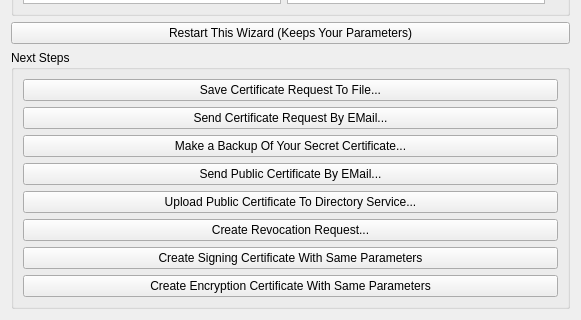
The window that newcertificatewizard/resultpage.ui (sensama/kleopatra) describes before a commit, drawn with Qt 5; both pictures show x 0 to 581 and y 365 to 685 of the 581 by 685 pixel window.
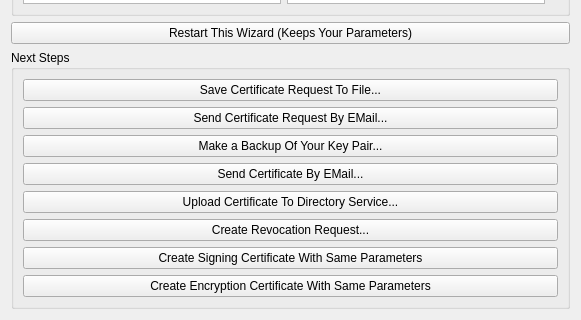
The same window after the commit. Custom widgets are drawn as their Qt base class.

Commit message:
SVN_MERGE: Merged revisions 1141638 via svnmerge from svn+ssh://tmcguire@svn.kde.org/home/kde/branches/kdepim/enterprise4/kdepim
........
  r1141638 | mutz | 2010-06-23 08:19:36 +0200 (Wed, 23 Jun 2010) | 3 lines

  Selectively revert commit 1139173

  There's no such thing as "public certificate" or "secret certificate".
........

What changed in the file:
```diff
--- a/newcertificatewizard/resultpage.ui
+++ b/newcertificatewizard/resultpage.ui
@@ -65,21 +65,21 @@
       <item>
        <widget class="QPushButton" name="makeBackupPB" >
         <property name="text" >
-         <string>Make a Backup Of Your Secret Certificate...</string>
+         <string>Make a Backup Of Your Key Pair...</string>
         </property>
        </widget>
       </item>
       <item>
        <widget class="QPushButton" name="sendCertificateByEMailPB" >
         <property name="text" >
-         <string>Send Public Certificate By EMail...</string>
+         <string>Send Certificate By EMail...</string>
         </property>
        </widget>
       </item>
       <item>
        <widget class="QPushButton" name="uploadToKeyserverPB" >
         <property name="text" >
-         <string>Upload Public Certificate To Directory Service...</string>
+         <string>Upload Certificate To Directory Service...</string>
         </property>
        </widget>
       </item>
```
The commit also changes 1 other file.
